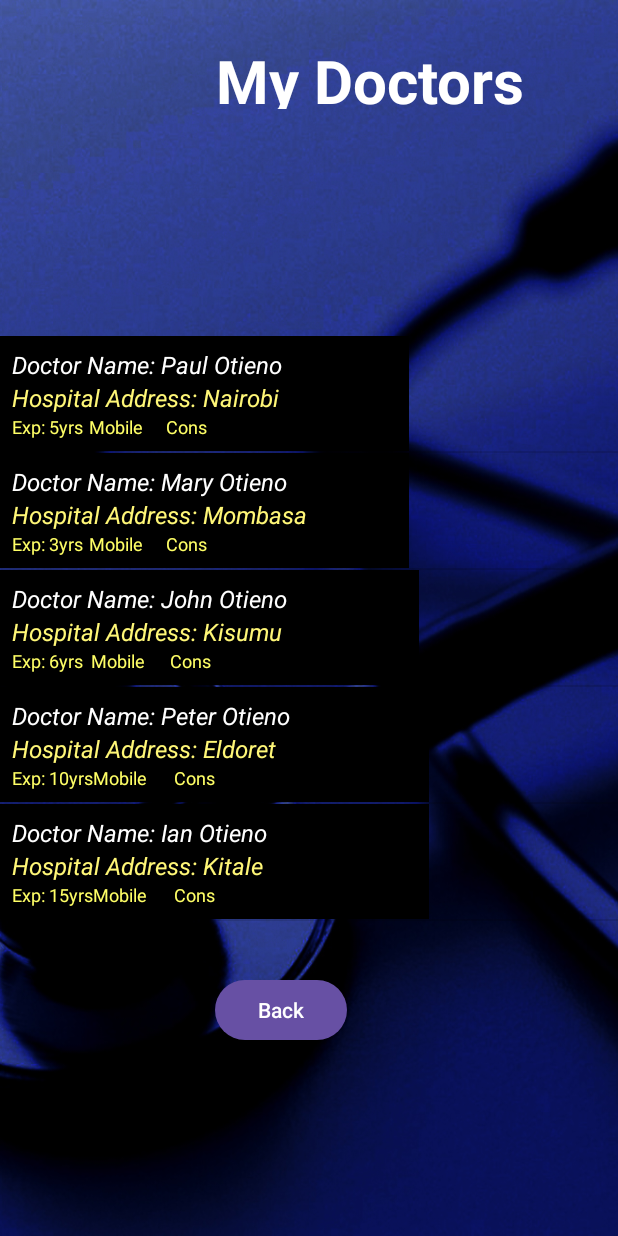
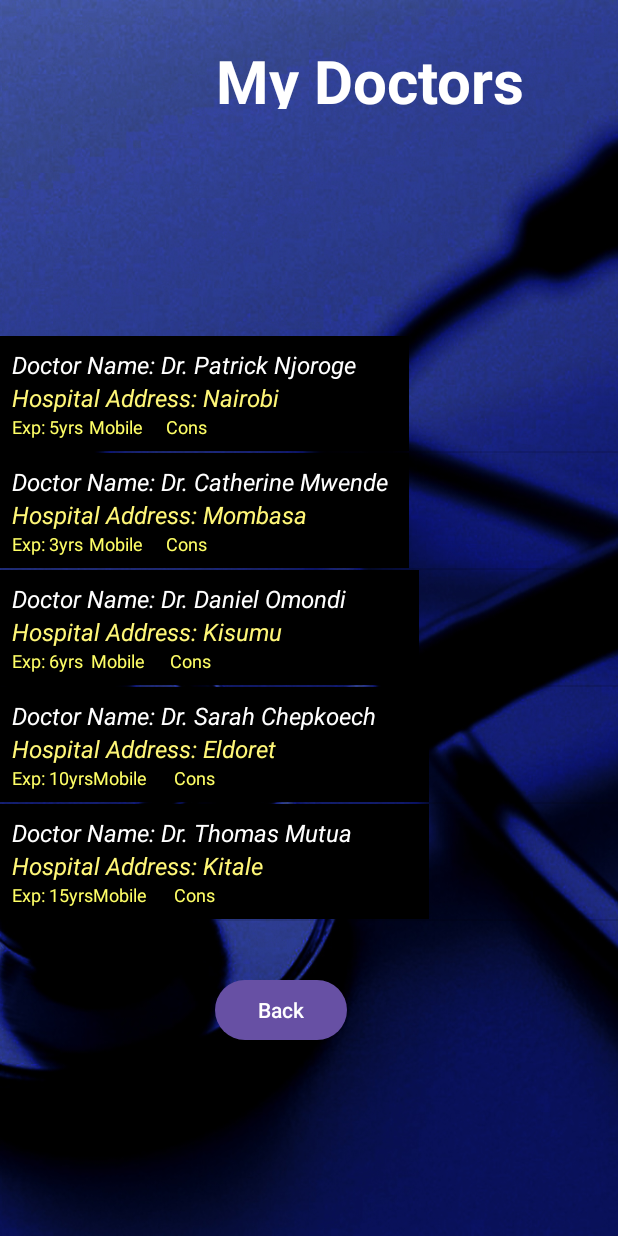
Before and after one commit to ianotieno/MyHospitalApp, an Android app: the DoctorDetailsActivity screen opened directly, with no data from a screen before it, on a phone screen of 412 x 824 dp. Run offline under Robolectric (Android 15) with nearby library versions, the phone set to English and light mode, and no system bars; 4 statements that could not run were skipped.

Commit message:
update call dr

```diff
--- a/app/src/main/java/com/example/myhospitalapp/DoctorDetailsActivity.java
+++ b/app/src/main/java/com/example/myhospitalapp/DoctorDetailsActivity.java
@@ -18,42 +18,45 @@ import java.util.ArrayList;
 import java.util.HashMap;
 
 public class DoctorDetailsActivity extends AppCompatActivity {
-    private String[][] doctor_details1={
-            {"Doctor Name: Paul Otieno","Hospital Address: Nairobi","Exp: 5yrs","Mobile No:071414414","400"},
-            {"Doctor Name: Mary Otieno","Hospital Address: Mombasa","Exp: 3yrs","Mobile No:071111111","700"},
-            {"Doctor Name: John Otieno","Hospital Address: Kisumu","Exp: 6yrs","Mobile No:0732424242","100"},
-            {"Doctor Name: Peter Otieno","Hospital Address: Eldoret","Exp: 10yrs","Mobile No:0722442420","150"},
-            {"Doctor Name: Ian Otieno","Hospital Address: Kitale","Exp: 15yrs","Mobile No:0714142323","200"},
-    };
-    private String[][] doctor_details2={
-    {"Doctor Name: Paul Otieno","Hospital Address: Nairobi","Exp: 5yrs","Mobile No:071414414","400"},
-    {"Doctor Name: Mary Otieno","Hospital Address: Mombasa","Exp: 3yrs","Mobile No:071111111","700"},
-    {"Doctor Name: John Otieno","Hospital Address: Kisumu","Exp: 6yrs","Mobile No:0732424242","100"},
-    {"Doctor Name: Peter Otieno","Hospital Address: Eldoret","Exp: 10yrs","Mobile No:0722442420","150"},
-    {"Doctor Name: Ian Otieno","Hospital Address: Kitale","Exp: 15yrs","Mobile No:0714142323","200"},
-};
-    private String[][] doctor_details3={
-            {"Doctor Name: Paul Otieno","Hospital Address: Nairobi","Exp: 5yrs","Mobile No:071414414","400"},
-            {"Doctor Name: Mary Otieno","Hospital Address: Mombasa","Exp: 3yrs","Mobile No:071111111","700"},
-            {"Doctor Name: John Otieno","Hospital Address: Kisumu","Exp: 6yrs","Mobile No:0732424242","100"},
-            {"Doctor Name: Peter Otieno","Hospital Address: Eldoret","Exp: 10yrs","Mobile No:0722442420","150"},
-            {"Doctor Name: Ian Otieno","Hospital Address: Kitale","Exp: 15yrs","Mobile No:0714142323","200"},
-    };
-    private String[][] doctor_details4={
-            {"Doctor Name: Paul Otieno","Hospital Address: Nairobi","Exp: 5yrs","Mobile No:071414414","400"},
-            {"Doctor Name: Mary Otieno","Hospital Address: Mombasa","Exp: 3yrs","Mobile No:071111111","700"},
-            {"Doctor Name: John Otieno","Hospital Address: Kisumu","Exp: 6yrs","Mobile No:0732424242","100"},
-            {"Doctor Name: Peter Otieno","Hospital Address: Eldoret","Exp: 10yrs","Mobile No:0722442420","150"},
-            {"Doctor Name: Ian Otieno","Hospital Address: Kitale","Exp: 15yrs","Mobile No:0714142323","200"},
-    };
-    private String[][] doctor_details5={
-            {"Doctor Name: Paul Otieno","Hospital Address: Nairobi","Exp: 5yrs","Mobile No:071414414","400"},
-            {"Doctor Name: Mary Otieno","Hospital Address: Mombasa","Exp: 3yrs","Mobile No:071111111","700"},
-            {"Doctor Name: John Otieno","Hospital Address: Kisumu","Exp: 6yrs","Mobile No:0732424242","100"},
-            {"Doctor Name: Peter Otieno","Hospital Address: Eldoret","Exp: 10yrs","Mobile No:0722442420","150"},
-            {"Doctor Name: Ian Otieno","Hospital Address: Kitale","Exp: 15yrs","Mobile No:0714142323","200"},
+    private String[][] doctor_details1 = {
+            {"Doctor Name: Dr. Samuel Kiptoo", "Hospital Address: Nairobi", "Exp: 5yrs", "Mobile No:071414414", "400"},
+            {"Doctor Name: Dr. Esther Wanjiku", "Hospital Address: Mombasa", "Exp: 3yrs", "Mobile No:071111111", "700"},
+            {"Doctor Name: Dr. Michael Ochieng", "Hospital Address: Kisumu", "Exp: 6yrs", "Mobile No:0732424242", "100"},
+            {"Doctor Name: Dr. Grace Cheruiyot", "Hospital Address: Eldoret", "Exp: 10yrs", "Mobile No:0722442420", "150"},
+            {"Doctor Name: Dr. David Mwangi", "Hospital Address: Kitale", "Exp: 15yrs", "Mobile No:0714142323", "200"}
     };
 
+    private String[][] doctor_details2 = {
+            {"Doctor Name: Dr. Jane Njeri", "Hospital Address: Nairobi", "Exp: 5yrs", "Mobile No:071414414", "400"},
+            {"Doctor Name: Dr. Moses Kipchumba", "Hospital Address: Mombasa", "Exp: 3yrs", "Mobile No:071111111", "700"},
+            {"Doctor Name: Dr. Ruth Achieng", "Hospital Address: Kisumu", "Exp: 6yrs", "Mobile No:0732424242", "100"},
+            {"Doctor Name: Dr. Isaac Rotich", "Hospital Address: Eldoret", "Exp: 10yrs", "Mobile No:0722442420", "150"},
+            {"Doctor Name: Dr. Lydia Wambui", "Hospital Address: Kitale", "Exp: 15yrs", "Mobile No:0714142323", "200"}
+    };
+
+    private String[][] doctor_details3 = {
+            {"Doctor Name: Dr. Amos Ndegwa", "Hospital Address: Nairobi", "Exp: 5yrs", "Mobile No:071414414", "400"},
+            {"Doctor Name: Dr. Beatrice Muthoni", "Hospital Address: Mombasa", "Exp: 3yrs", "Mobile No:071111111", "700"},
+            {"Doctor Name: Dr. Joseph Odhiambo", "Hospital Address: Kisumu", "Exp: 6yrs", "Mobile No:0732424242", "100"},
+            {"Doctor Name: Dr. Mercy Chebet", "Hospital Address: Eldoret", "Exp: 10yrs", "Mobile No:0722442420", "150"},
+            {"Doctor Name: Dr. Stephen Kamau", "Hospital Address: Kitale", "Exp: 15yrs", "Mobile No:0714142323", "200"}
+    };
+
+    private String[][] doctor_details4 = {
+            {"Doctor Name: Dr. Elizabeth Atieno", "Hospital Address: Nairobi", "Exp: 5yrs", "Mobile No:071414414", "400"},
+            {"Doctor Name: Dr. Simon Mburu", "Hospital Address: Mombasa", "Exp: 3yrs", "Mobile No:071111111", "700"},
+            {"Doctor Name: Dr. Agnes Nyaboke", "Hospital Address: Kisumu", "Exp: 6yrs", "Mobile No:0732424242", "100"},
+            {"Doctor Name: Dr. Victor Kiprono", "Hospital Address: Eldoret", "Exp: 10yrs", "Mobile No:0722442420", "150"},
+            {"Doctor Name: Dr. Naomi Wekesa", "Hospital Address: Kitale", "Exp: 15yrs", "Mobile No:0714142323", "200"}
+    };
+
+    private String[][] doctor_details5 = {
+            {"Doctor Name: Dr. Patrick Njoroge", "Hospital Address: Nairobi", "Exp: 5yrs", "Mobile No:071414414", "400"},
+            {"Doctor Name: Dr. Catherine Mwende", "Hospital Address: Mombasa", "Exp: 3yrs", "Mobile No:071111111", "700"},
+            {"Doctor Name: Dr. Daniel Omondi", "Hospital Address: Kisumu", "Exp: 6yrs", "Mobile No:0732424242", "100"},
+            {"Doctor Name: Dr. Sarah Chepkoech", "Hospital Address: Eldoret", "Exp: 10yrs", "Mobile No:0722442420", "150"},
+            {"Doctor Name: Dr. Thomas Mutua", "Hospital Address: Kitale", "Exp: 15yrs", "Mobile No:0714142323", "200"}
+    };
     TextView tv;
  Button btn;
  String[][ ] doctor_details={};
```
